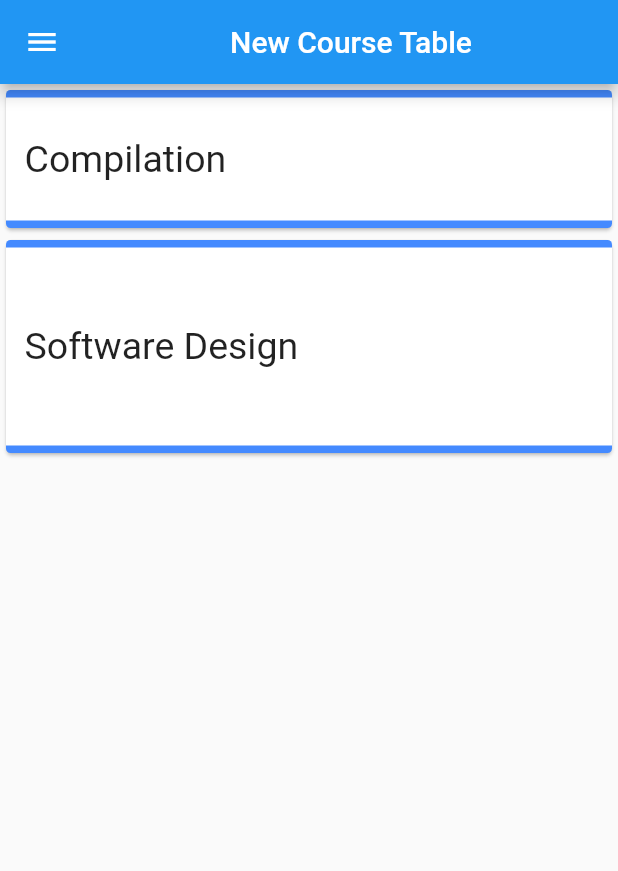
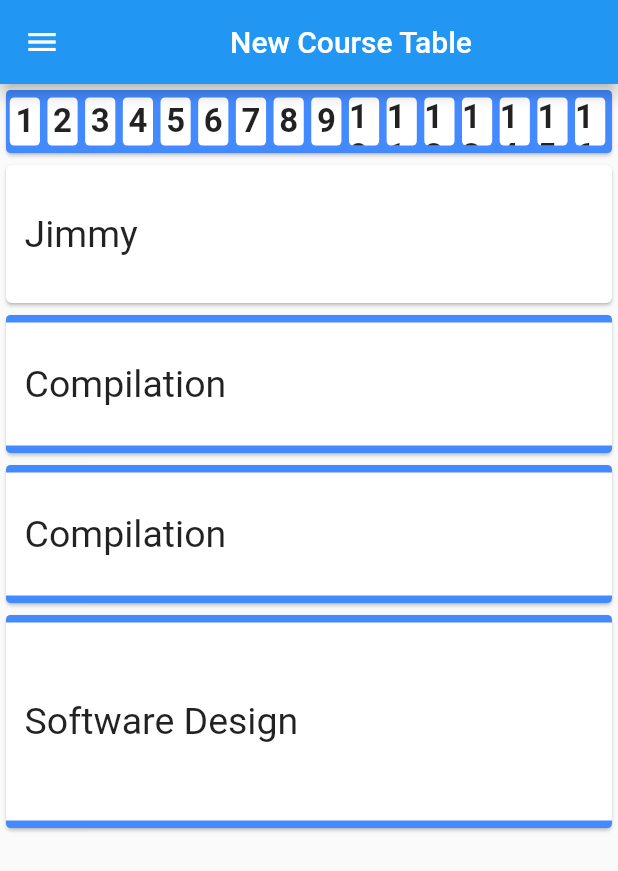
Before and after one commit to MohammadBadir/taskyv2, a Flutter app: the NewCourseTableWidget screen opened directly, on a phone screen of 412 x 824 dp. Shown: the top 871 px of the screen. Run offline on Flutter 3.47's test engine with Material 2 defaults, Android fonts, the light colour scheme and no system bars; our stand-ins replace badges, cloud_firestore, firebase_auth, firebase_core, google_sign_in; missing offline and left inert: dart:html; accounts and stored records are empty.

Commit message:
Added new week layout in new course table

```diff
--- a/lib/ui/widgets/new_course_table/new_course_table.dart
+++ b/lib/ui/widgets/new_course_table/new_course_table.dart
@@ -1,3 +1,4 @@
+import 'package:flutter/cupertino.dart';
 import 'package:flutter/material.dart';
 import 'package:tasky/app/drawer/navigation_drawer.dart';
 
@@ -7,13 +8,80 @@ class NewCourseTableWidget extends StatefulWidget{
 }
 
 class _NewCourseTableWidgetState extends State<NewCourseTableWidget> {
+  Widget cardMaker(Widget content, double cardHeight){
+    return Container(
+      width: MediaQuery.of(context).size.width,
+      height: cardHeight,
+      child: Card(
+        color: Colors.white,
+        child: ClipPath(
+          child: Container(
+            child: content,
+          ),
+          clipper: ShapeBorderClipper(shape: RoundedRectangleBorder(
+              borderRadius: BorderRadius.circular(3))
+          ),
+        ),
+      ),
+    );
+  }
+
   @override
   Widget build(BuildContext context) {
+    Widget weekRow;
+    Widget listThing = Container(
+      color: Colors.blueAccent,
+      child: ListView(
+        scrollDirection: Axis.horizontal,
+        children: List.generate(16, (index) => Container(
+          margin: EdgeInsets.fromLTRB(2.5, 5, 2.5, 5),
+          child: Center(child: Text((index+1).toString(),style: TextStyle(fontSize: 22,fontWeight: FontWeight.bold),)),
+          width: (MediaQuery.of(context).size.width-10)/16-5,
+          decoration: BoxDecoration(
+            borderRadius: BorderRadius.circular(3),
+            color: Colors.white
+          ),
+        )
+        ),
+      ),
+    );
+
     return Scaffold(
       appBar: AppBar(title: Center(child: Text("New Course Table")),),
       drawer: NavigationDrawer(),
       body: Column(
         children: [
+          cardMaker(listThing, 50),
+          cardMaker(Row(
+            mainAxisAlignment: MainAxisAlignment.start,
+            children: [
+              Text("  Jimmy", style: TextStyle(fontSize: 25,),)
+            ],
+          ), 100),
+          Container(
+            width: MediaQuery.of(context).size.width,
+            height: 100,
+            child: Card(
+              color: Colors.white,
+              child: ClipPath(
+                child: Container(
+                  child: Row(
+                    mainAxisAlignment: MainAxisAlignment.start,
+                    children: [
+                      Text("  Compilation", style: TextStyle(fontSize: 25,),)
+                    ],
+                  ),
+                  // height: 100,
+                  decoration: BoxDecoration(
+                      border: Border(bottom:BorderSide(color: Colors.blueAccent, width: 5) ,top: BorderSide(color: Colors.blueAccent, width: 5))
+                  ),
+                )
+                ,
+                clipper: ShapeBorderClipper(shape: RoundedRectangleBorder(
+                    borderRadius: BorderRadius.circular(3))),
+              ),
+            ),
+          ),
           Container(
             width: MediaQuery.of(context).size.width,
             height: 100,
```
